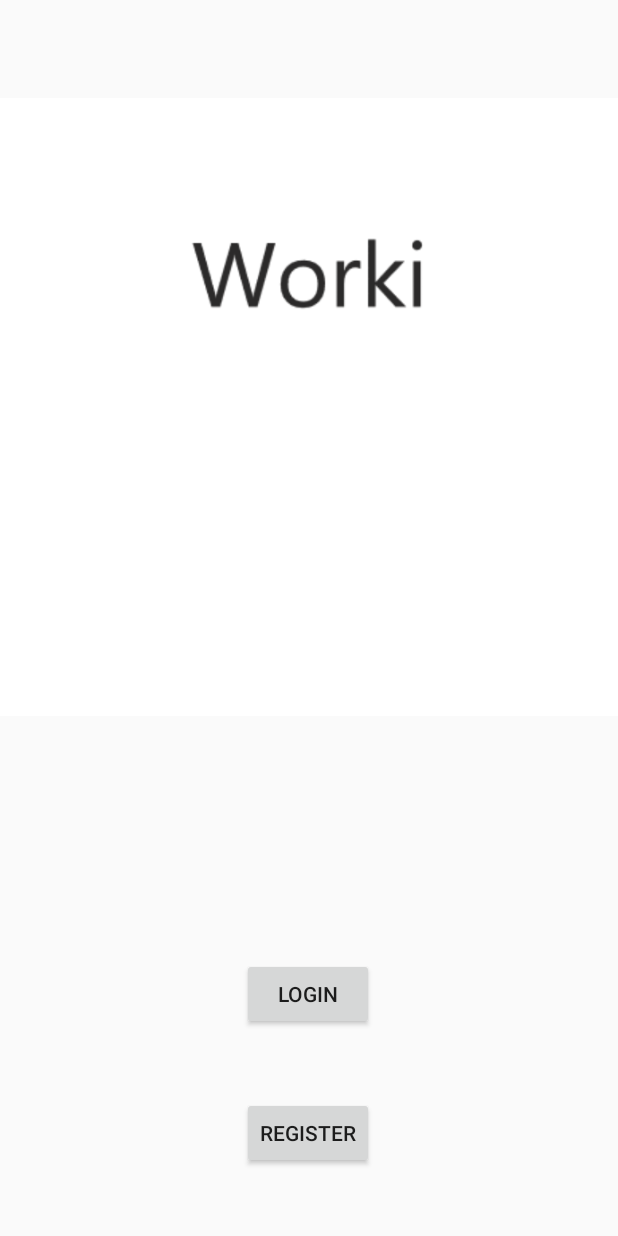
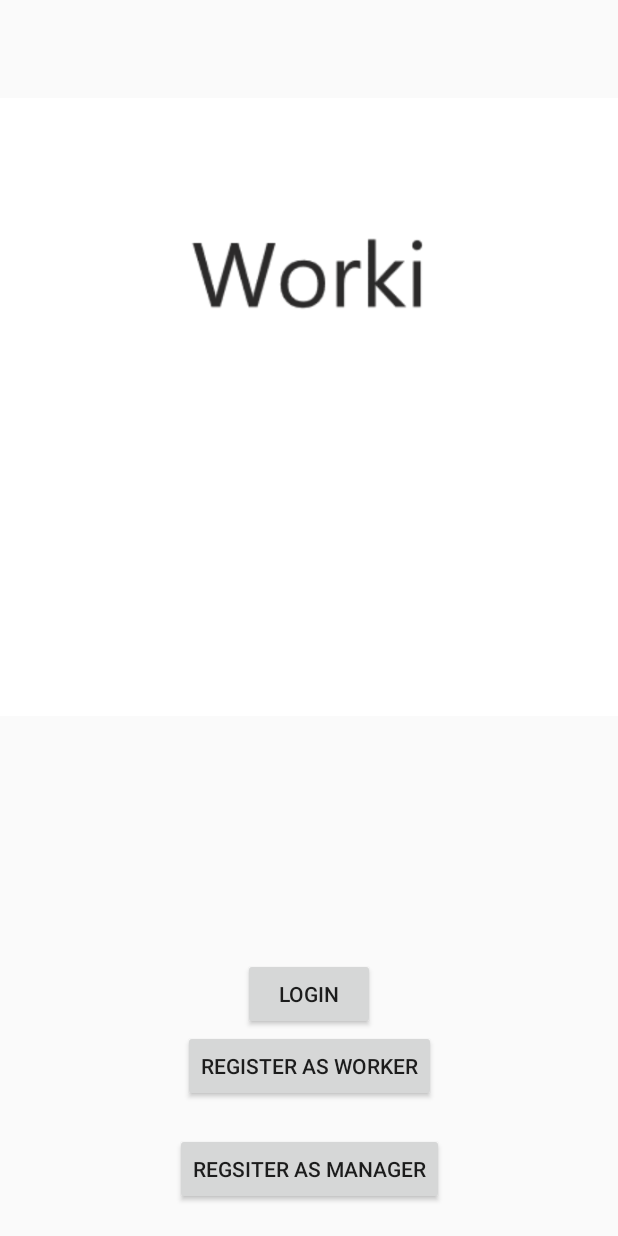
Before and after one commit to Dolev/Worki, an Android app: the screen it shows after launch (MainActivity), on a phone screen of 412 x 824 dp. Run offline under Robolectric (Android 15) with nearby library versions, the phone set to English and light mode, and no system bars; our stand-ins replace Firebase (no records; nobody signed in at launch, a user with empty details on screens opened directly).

Commit message:
added manager registration

```diff
--- a/app/src/main/java/edu/ariel/SE_project/worki/MainActivity.java
+++ b/app/src/main/java/edu/ariel/SE_project/worki/MainActivity.java
@@ -14,7 +14,8 @@ public class MainActivity extends AppCompatActivity implements View.OnClickListe
 {
 
     private Button login;
-    private Button register;
+    private Button registerWorker;
+    private Button registerCompany;
     private FirebaseAuth mAuth;
 //    Toolbar toolbar;
 
@@ -25,7 +26,9 @@ public class MainActivity extends AppCompatActivity implements View.OnClickListe
         setContentView(R.layout.activity_main);
 
         login = findViewById(R.id.login);
-        register = findViewById(R.id.reg);
+        registerWorker = findViewById(R.id.regWorker);
+        registerCompany = findViewById(R.id.regCompany);
+
 
         // Initialize Firebase Auth
         mAuth = FirebaseAuth.getInstance();
@@ -36,7 +39,8 @@ public class MainActivity extends AppCompatActivity implements View.OnClickListe
 
 
         login.setOnClickListener(this);
-        register.setOnClickListener(this);
+        registerWorker.setOnClickListener(this);
+        registerCompany.setOnClickListener(this);
 
 
     }
@@ -55,9 +59,14 @@ public class MainActivity extends AppCompatActivity implements View.OnClickListe
         if (v == login)
         {
             intent.putExtra("register", false);
-        } else if (v == register)
+        } else if (v == registerWorker)
         {
             intent.putExtra("register", true);
+            intent.putExtra("manager", false);
+        } else if (v == registerCompany)
+        {
+            intent.putExtra("register", true);
+            intent.putExtra("manager", true);
         }
 
         startActivity(intent);
--- a/app/src/main/res/layout/activity_main.xml
+++ b/app/src/main/res/layout/activity_main.xml
@@ -14,20 +14,27 @@
         android:text="@string/main_login_key"
         app:layout_constraintBottom_toBottomOf="parent"
         app:layout_constraintEnd_toEndOf="parent"
-        app:layout_constraintHorizontal_bias="0.498"
         app:layout_constraintStart_toStartOf="parent"
         app:layout_constraintTop_toBottomOf="@+id/main_worki" />
 
     <Button
-        android:id="@+id/reg"
+        android:id="@+id/regWorker"
         android:layout_width="wrap_content"
         android:layout_height="wrap_content"
-        android:text="@string/main_reg_key"
+        android:text="@string/main_reg_worker_key"
+        app:layout_constraintEnd_toEndOf="parent"
+        app:layout_constraintStart_toStartOf="parent"
+        app:layout_constraintTop_toBottomOf="@+id/login" />
+
+    <Button
+        android:id="@+id/regCompany"
+        android:layout_width="wrap_content"
+        android:layout_height="wrap_content"
+        android:text="@string/main_reg_company_key"
         app:layout_constraintBottom_toBottomOf="parent"
         app:layout_constraintEnd_toEndOf="parent"
-        app:layout_constraintHorizontal_bias="0.498"
         app:layout_constraintStart_toStartOf="parent"
-        app:layout_constraintTop_toBottomOf="@+id/login" />
+        app:layout_constraintTop_toBottomOf="@+id/regWorker" />
 
     <ImageView
         android:id="@+id/main_worki"
--- a/app/src/main/res/values/strings.xml
+++ b/app/src/main/res/values/strings.xml
@@ -9,7 +9,7 @@
     <string name="invalid_password">Password must be >5 characters</string>
     <string name="login_failed">"Login failed"</string>
     <string name="main_login_key">Login</string>
-    <string name="main_reg_key">Register</string>
+    <string name="main_reg_worker_key">Register As Worker</string>
     <string name="title_activity_register">Register</string>
     <string name="large_text">
         "Material is the metaphor.\n\n"
@@ -111,4 +111,8 @@
     <string name="who_s_online">Who\'s Online?</string>
     <string name="toolbar_settings">Settings</string>
     <string name="toolbar_logout">Logout</string>
+    <string name="main_reg_company_key">Regsiter As Manager</string>
+    <string name="company_register_name_hint">Company Name</string>
+    <string name="company_register_address_hint">Postal Address</string>
+    <string name="company_register_phone_hint">Phone Number</string>
 </resources>
```
Also changed, not shown: app/src/main/AndroidManifest.xml (+4 -3 lines), app/src/main/java/edu/ariel/SE_project/worki/LoginRegisterActivity.java (+29 -14 lines), app/src/main/java/edu/ariel/SE_project/worki/RegisterCompany.java (added, +160 -0 lines), app/src/main/res/layout/activity_register_company.xml (added, +65 -0 lines).
